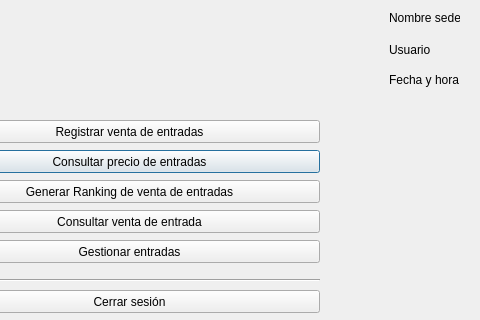
This is Interfaz/Interfaz2.ui in Proyecto-PAV/ProyectoDSI as Qt 5 draws it before an edit; both pictures show x 241 to 721 and y 0 to 320 of the 721 by 460 pixel window. The edited form follows.
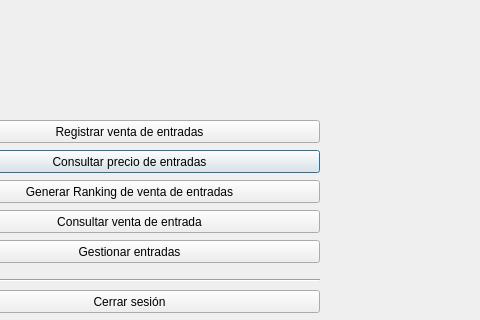
This is the edited form.

The edit to the form file:
```diff
--- a/Interfaz/Interfaz2.ui
+++ b/Interfaz/Interfaz2.ui
@@ -93,40 +93,40 @@
   <widget class="QLabel" name="lbl_usuario_logueado">
    <property name="geometry">
     <rect>
-     <x>630</x>
+     <x>600</x>
      <y>40</y>
-     <width>61</width>
+     <width>111</width>
      <height>20</height>
     </rect>
    </property>
    <property name="text">
-    <string>Usuario</string>
+    <string/>
    </property>
   </widget>
   <widget class="QLabel" name="lbl_nombre_sede">
    <property name="geometry">
     <rect>
-     <x>630</x>
+     <x>600</x>
      <y>10</y>
-     <width>71</width>
+     <width>111</width>
      <height>16</height>
     </rect>
    </property>
    <property name="text">
-    <string>Nombre sede</string>
+    <string/>
    </property>
   </widget>
   <widget class="QLabel" name="lbl_fecha">
    <property name="geometry">
     <rect>
-     <x>630</x>
+     <x>600</x>
      <y>70</y>
-     <width>91</width>
+     <width>111</width>
      <height>20</height>
     </rect>
    </property>
    <property name="text">
-    <string>Fecha y hora</string>
+    <string/>
    </property>
   </widget>
   <widget class="QPushButton" name="btn_cerrar_sesion">
```
Left out of the diff: 13 changed lines with no effect on the pictures.
